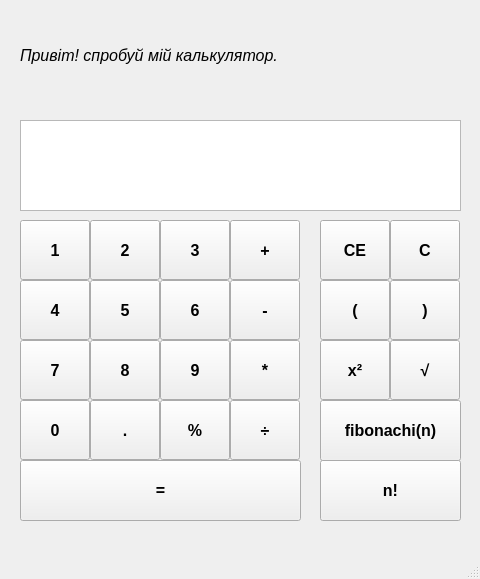
Old version of the form Proyects/Calculator/CalculatorPython/calculator.ui in the repository OksanaHB/HomeWorksPythonCourse.
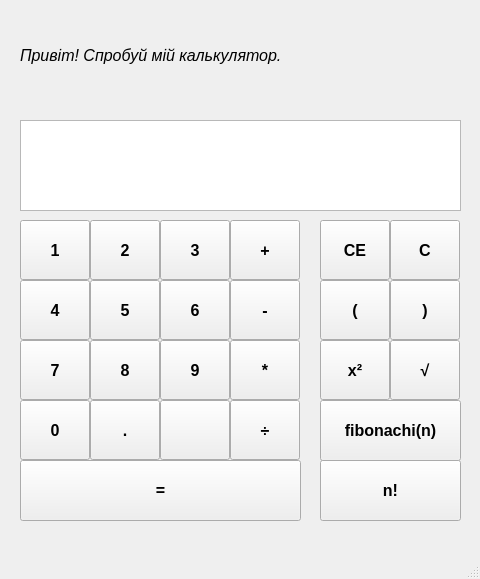
New version of the form.

Diff of the .ui file:
```diff
--- a/Proyects/Calculator/CalculatorPython/calculator.ui
+++ b/Proyects/Calculator/CalculatorPython/calculator.ui
@@ -314,26 +314,6 @@
      <string>-</string>
     </property>
    </widget>
-   <widget class="QPushButton" name="btporc">
-    <property name="geometry">
-     <rect>
-      <x>160</x>
-      <y>400</y>
-      <width>70</width>
-      <height>60</height>
-     </rect>
-    </property>
-    <property name="font">
-     <font>
-      <pointsize>12</pointsize>
-      <weight>75</weight>
-      <bold>true</bold>
-     </font>
-    </property>
-    <property name="text">
-     <string>%</string>
-    </property>
-   </widget>
    <widget class="QPushButton" name="btpot">
     <property name="geometry">
      <rect>
@@ -542,15 +522,41 @@
     </property>
     <property name="font">
      <font>
+      <family>MS Sans Serif</family>
       <pointsize>12</pointsize>
+      <weight>50</weight>
       <italic>true</italic>
+      <bold>false</bold>
      </font>
     </property>
+    <property name="styleSheet">
+     <string notr="true">font: italic 12pt &quot;MS Sans Serif&quot;;</string>
+    </property>
     <property name="locale">
      <locale language="Ukrainian" country="Ukraine"/>
     </property>
     <property name="text">
-     <string>Привіт! спробуй мій калькулятор.</string>
+     <string>Привіт! Cпробуй мій калькулятор.</string>
+    </property>
+   </widget>
+   <widget class="QPushButton" name="btPorc">
+    <property name="geometry">
+     <rect>
+      <x>160</x>
+      <y>400</y>
+      <width>70</width>
+      <height>60</height>
+     </rect>
+    </property>
+    <property name="font">
+     <font>
+      <pointsize>12</pointsize>
+      <weight>75</weight>
+      <bold>true</bold>
+     </font>
+    </property>
+    <property name="text">
+     <string/>
     </property>
    </widget>
    <zorder>btrad</zorder>
```
Left out of the diff: 6 changed lines with no effect on the pictures.
